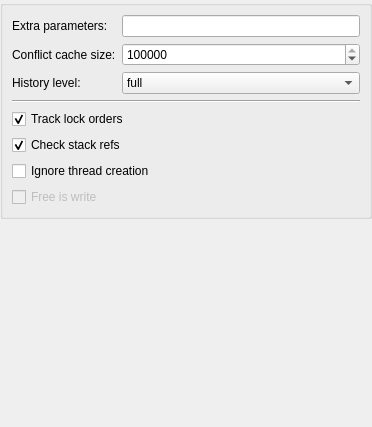
Qt form tools/helgrind/configpage.ui (KDE/kdev-valgrind) before a commit.
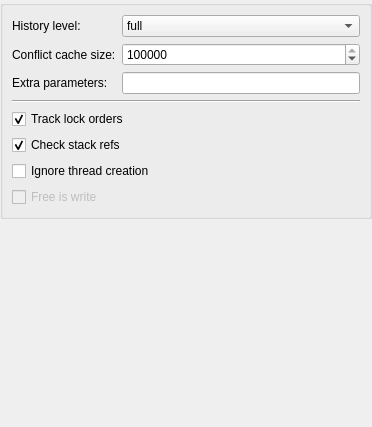
The same form after that commit.

Commit message: Small UI fixes for tools config pages

What changed in the file:
```diff
--- a/tools/helgrind/configpage.ui
+++ b/tools/helgrind/configpage.ui
@@ -31,11 +31,39 @@
      <layout class="QVBoxLayout" name="verticalLayout_2">
       <item>
        <layout class="QFormLayout" name="formLayout">
+        <item row="0" column="0">
+         <widget class="QLabel" name="historyLevelLabel">
+          <property name="text">
+           <string>History level:</string>
+          </property>
+         </widget>
+        </item>
         <item row="0" column="1">
-         <widget class="QLineEdit" name="extraParameters">
-          <property name="clearButtonEnabled">
-           <bool>true</bool>
+         <widget class="QComboBox" name="historyLevel">
+          <property name="sizePolicy">
+           <sizepolicy hsizetype="Expanding" vsizetype="Fixed">
+            <horstretch>0</horstretch>
+            <verstretch>0</verstretch>
+           </sizepolicy>
           </property>
+          <property name="toolTip">
+           <string>&lt;html&gt;&lt;head/&gt;&lt;body&gt;&lt;p&gt;--history-level=full (the default) causes Helgrind collects enough information about &amp;quot;old&amp;quot; accesses that it can produce two stack traces in a race report -- both the stack trace for the current access, and the trace for the older, conflicting access. To limit memory usage, &amp;quot;old&amp;quot; accesses stack traces are limited to a maximum of 8 entries, even if --num-callers value is bigger.&lt;/p&gt;&lt;p&gt;Collecting such information is expensive in both speed and memory, particularly for programs that do many inter-thread synchronisation events (locks, unlocks, etc). Without such information, it is more difficult to track down the root causes of races. Nonetheless, you may not need it in situations where you just want to check for the presence or absence of races, for example, when doing regression testing of a previously race-free program.&lt;/p&gt;&lt;p&gt;--history-level=none is the opposite extreme. It causes Helgrind not to collect any information about previous accesses. This can be dramatically faster than --history-level=full.&lt;/p&gt;&lt;p&gt;--history-level=approx provides a compromise between these two extremes. It causes Helgrind to show a full trace for the later access, and approximate information regarding the earlier access. This approximate information consists of two stacks, and the earlier access is guaranteed to have occurred somewhere between program points denoted by the two stacks. This is not as useful as showing the exact stack for the previous access (as --history-level=full does), but it is better than nothing, and it is almost as fast as --history-level=none.&lt;/p&gt;&lt;p&gt;&lt;br/&gt;&lt;/p&gt;&lt;/body&gt;&lt;/html&gt;</string>
+          </property>
+          <item>
+           <property name="text">
+            <string>full</string>
+           </property>
+          </item>
+          <item>
+           <property name="text">
+            <string>approx</string>
+           </property>
+          </item>
+          <item>
+           <property name="text">
+            <string>none</string>
+           </property>
+          </item>
          </widget>
         </item>
         <item row="1" column="0">
@@ -70,7 +98,7 @@
           </property>
          </widget>
         </item>
-        <item row="0" column="0">
+        <item row="2" column="0">
          <widget class="QLabel" name="extraParametersLabel">
           <property name="text">
            <string>Extra parameters:</string>
@@ -80,39 +108,11 @@
           </property>
          </widget>
         </item>
-        <item row="2" column="0">
-         <widget class="QLabel" name="historyLevelLabel">
-          <property name="text">
-           <string>History level:</string>
-          </property>
-         </widget>
-        </item>
         <item row="2" column="1">
-         <widget class="QComboBox" name="historyLevel">
-          <property name="sizePolicy">
-           <sizepolicy hsizetype="Expanding" vsizetype="Fixed">
-            <horstretch>0</horstretch>
-            <verstretch>0</verstretch>
-           </sizepolicy>
+         <widget class="QLineEdit" name="extraParameters">
+          <property name="clearButtonEnabled">
+           <bool>true</bool>
           </property>
-          <property name="toolTip">
-           <string>&lt;html&gt;&lt;head/&gt;&lt;body&gt;&lt;p&gt;--history-level=full (the default) causes Helgrind collects enough information about &amp;quot;old&amp;quot; accesses that it can produce two stack traces in a race report -- both the stack trace for the current access, and the trace for the older, conflicting access. To limit memory usage, &amp;quot;old&amp;quot; accesses stack traces are limited to a maximum of 8 entries, even if --num-callers value is bigger.&lt;/p&gt;&lt;p&gt;Collecting such information is expensive in both speed and memory, particularly for programs that do many inter-thread synchronisation events (locks, unlocks, etc). Without such information, it is more difficult to track down the root causes of races. Nonetheless, you may not need it in situations where you just want to check for the presence or absence of races, for example, when doing regression testing of a previously race-free program.&lt;/p&gt;&lt;p&gt;--history-level=none is the opposite extreme. It causes Helgrind not to collect any information about previous accesses. This can be dramatically faster than --history-level=full.&lt;/p&gt;&lt;p&gt;--history-level=approx provides a compromise between these two extremes. It causes Helgrind to show a full trace for the later access, and approximate information regarding the earlier access. This approximate information consists of two stacks, and the earlier access is guaranteed to have occurred somewhere between program points denoted by the two stacks. This is not as useful as showing the exact stack for the previous access (as --history-level=full does), but it is better than nothing, and it is almost as fast as --history-level=none.&lt;/p&gt;&lt;p&gt;&lt;br/&gt;&lt;/p&gt;&lt;/body&gt;&lt;/html&gt;</string>
-          </property>
-          <item>
-           <property name="text">
-            <string>full</string>
-           </property>
-          </item>
-          <item>
-           <property name="text">
-            <string>approx</string>
-           </property>
-          </item>
-          <item>
-           <property name="text">
-            <string>none</string>
-           </property>
-          </item>
          </widget>
         </item>
        </layout>
```
Left out of the diff: 4 changed lines with no effect on the pictures. The commit also changes 4 other files.
